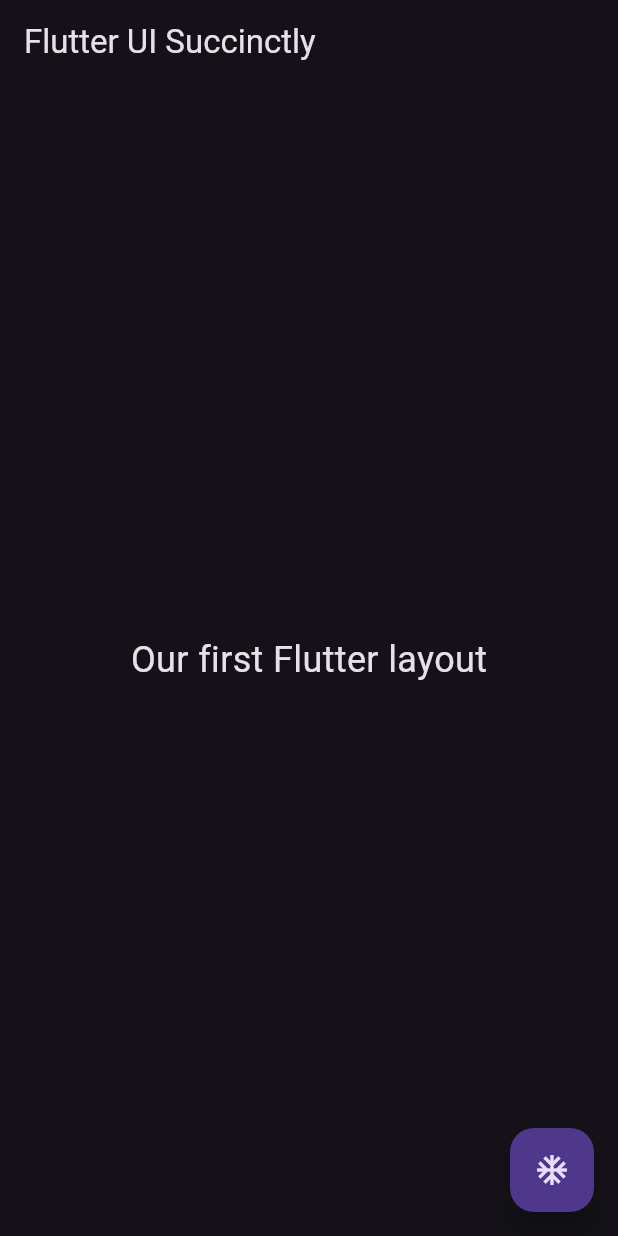
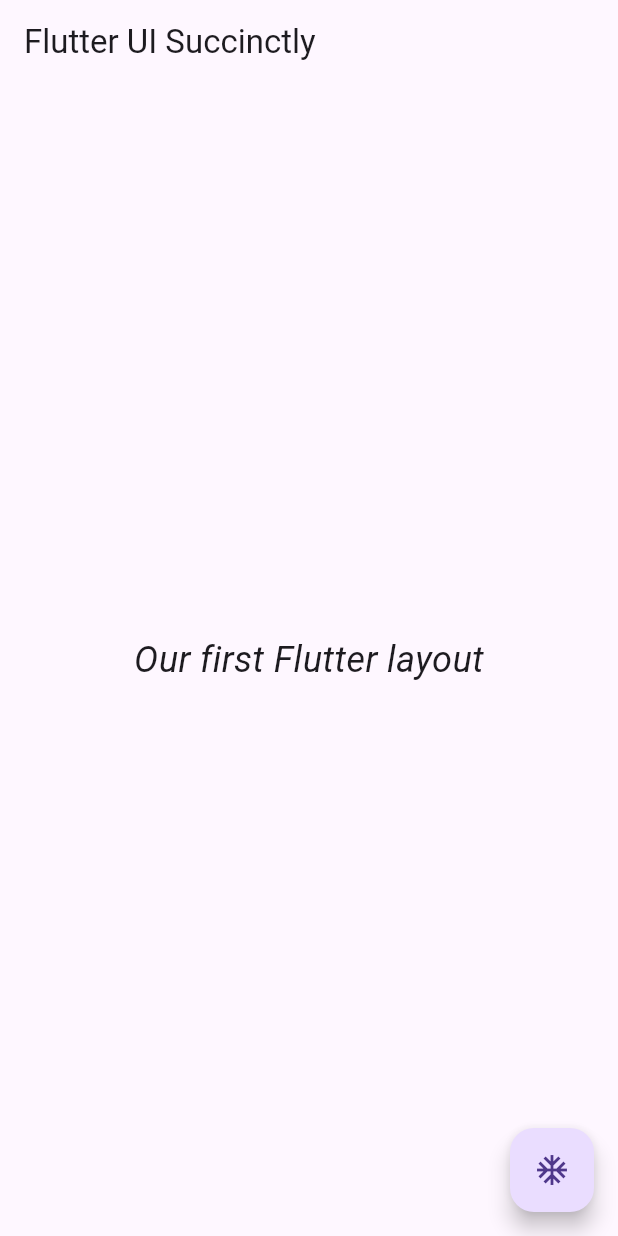
Before and after one commit to ipung-uhb/belajar_ui_flutter_09, a Flutter app: the screen it shows after launch, on a phone screen of 412 x 824 dp. Run offline on Flutter 3.47's test engine with Material 3 defaults, Android fonts, the phone set to English and light mode, and no system bars.

Commit message:
3 Themes Body Text

```diff
--- a/lib/main.dart
+++ b/lib/main.dart
@@ -14,7 +14,7 @@ class MyApp extends StatelessWidget {
         body: Center(
           child: Text(
             'Our first Flutter layout',
-            style: TextStyle(fontSize: 24),
+            /*style: TextStyle(fontSize: 24),*/
           ),
         ),
         floatingActionButton: FloatingActionButton(
@@ -25,7 +25,12 @@ class MyApp extends StatelessWidget {
         ),
       ),
       theme: ThemeData(
-        brightness: Brightness.dark,
+        primaryColor: Colors.indigo,
+        hintColor: Colors.amber,
+        textTheme: TextTheme(
+          bodyMedium: TextStyle(fontSize: 24, fontStyle: FontStyle.italic),
+        ),
+        brightness: Brightness.light,
       ),
     );
   }
```
